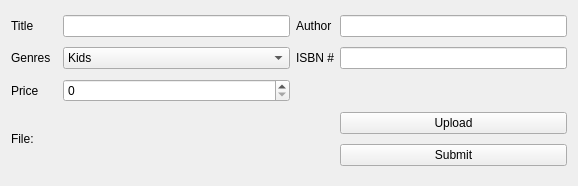
The window that designer/Ui_UploadForm.ui (psuong/P2PBooks) describes before a commit, drawn with Qt 5.
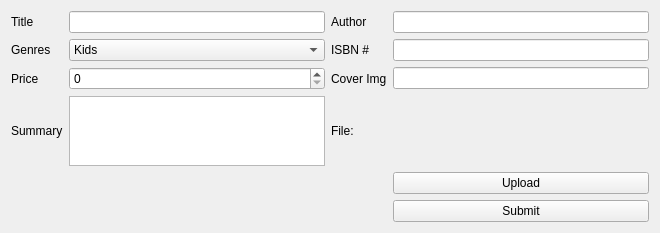
The same window after the commit.

What changed in the file:
```diff
--- a/designer/Ui_UploadForm.ui
+++ b/designer/Ui_UploadForm.ui
@@ -6,14 +6,28 @@
    <rect>
     <x>0</x>
     <y>0</y>
-    <width>578</width>
-    <height>186</height>
+    <width>660</width>
+    <height>225</height>
    </rect>
   </property>
   <property name="windowTitle">
    <string>Upload</string>
   </property>
   <layout class="QGridLayout" name="gridLayout">
+   <item row="5" column="4">
+    <widget class="QPushButton" name="upload_push_button">
+     <property name="text">
+      <string>Upload</string>
+     </property>
+    </widget>
+   </item>
+   <item row="3" column="0">
+    <widget class="QLabel" name="label_5">
+     <property name="text">
+      <string>Price</string>
+     </property>
+    </widget>
+   </item>
    <item row="0" column="0">
     <widget class="QLabel" name="label_2">
      <property name="text">
@@ -28,13 +42,6 @@
      </property>
     </widget>
    </item>
-   <item row="3" column="0">
-    <widget class="QLabel" name="label_5">
-     <property name="text">
-      <string>Price</string>
-     </property>
-    </widget>
-   </item>
    <item row="1" column="4">
     <widget class="QLineEdit" name="isbn_line_edit"/>
    </item>
@@ -129,21 +136,34 @@
      </item>
     </widget>
    </item>
-   <item row="4" column="4">
-    <widget class="QPushButton" name="upload_push_button">
-     <property name="text">
-      <string>Upload</string>
-     </property>
-    </widget>
-   </item>
-   <item row="5" column="4">
+   <item row="6" column="4">
     <widget class="QPushButton" name="submit_push_button">
      <property name="text">
       <string>Submit</string>
      </property>
     </widget>
    </item>
-   <item row="4" column="0" rowspan="2" colspan="4">
+   <item row="4" column="0">
+    <widget class="QLabel" name="label_6">
+     <property name="text">
+      <string>Summary</string>
+     </property>
+    </widget>
+   </item>
+   <item row="3" column="3">
+    <widget class="QLabel" name="label_7">
+     <property name="text">
+      <string>Cover Img</string>
+     </property>
+    </widget>
+   </item>
+   <item row="4" column="2">
+    <widget class="QPlainTextEdit" name="summary_plain_text_edit"/>
+   </item>
+   <item row="3" column="4">
+    <widget class="QLineEdit" name="cover_img_line_edit"/>
+   </item>
+   <item row="4" column="3" colspan="2">
     <widget class="QLabel" name="file_location_label">
      <property name="text">
       <string>File:</string>
```
